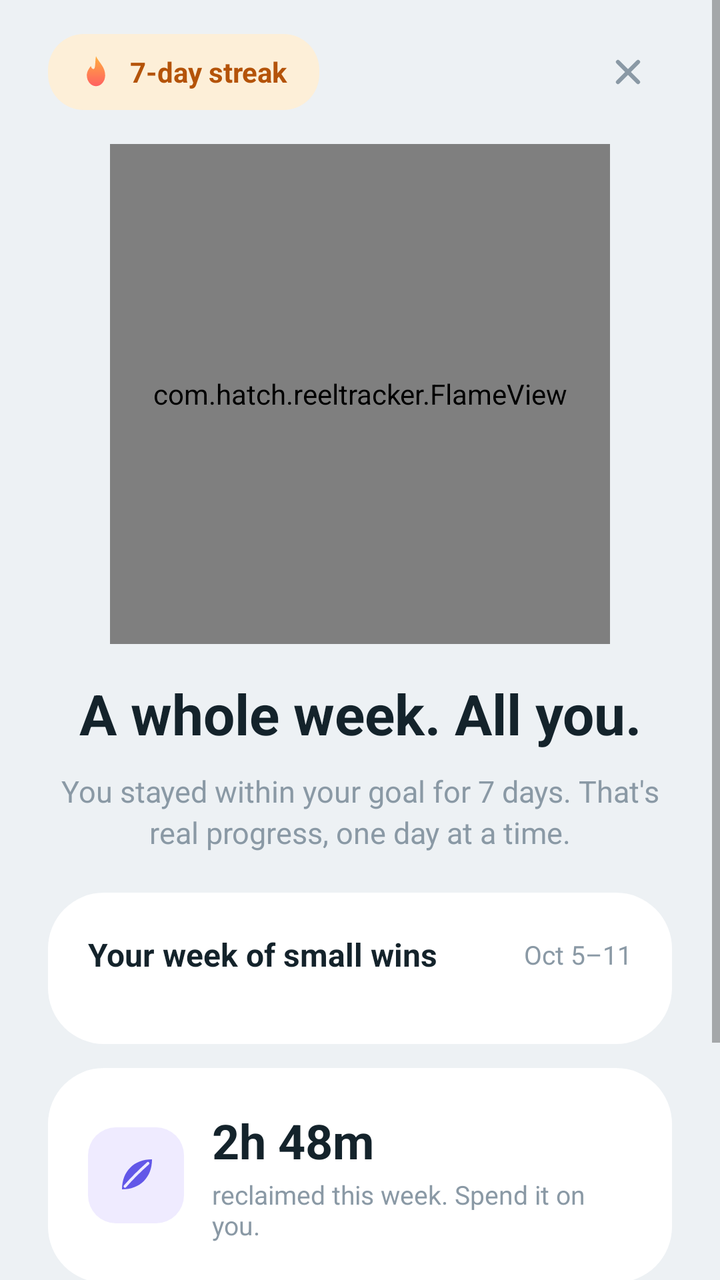
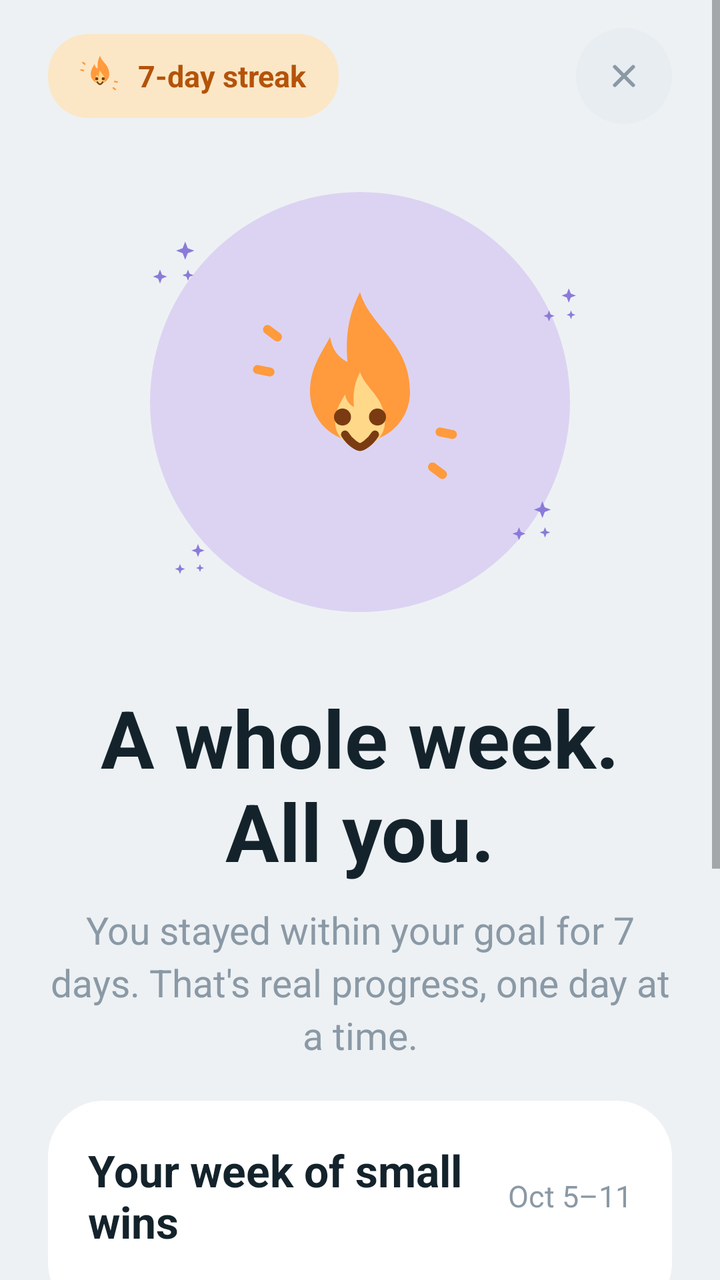

Before-and-after screenshots of an Android layout around one commit, followed by the original layout XML and the change that was made.
<!-- AndroidManifest.xml: application theme android:Theme.Material.Light.NoActionBar -->
<!-- res/layout/activity_streak.xml -->
<?xml version="1.0" encoding="utf-8"?>
<ScrollView xmlns:android="http://schemas.android.com/apk/res/android"
    android:layout_width="match_parent"
    android:layout_height="match_parent"
    android:background="@color/td_bg"
    android:fillViewport="true">

    <LinearLayout
        android:layout_width="match_parent"
        android:layout_height="wrap_content"
        android:orientation="vertical"
        android:paddingStart="24dp"
        android:paddingEnd="24dp"
        android:paddingTop="14dp"
        android:paddingBottom="28dp">

        
        <LinearLayout
            android:layout_width="match_parent"
            android:layout_height="wrap_content"
            android:orientation="horizontal"
            android:gravity="center_vertical">

            <LinearLayout
                android:layout_width="wrap_content"
                android:layout_height="wrap_content"
                android:orientation="horizontal"
                android:gravity="center_vertical"
                android:background="@drawable/pill_streak"
                android:paddingStart="14dp"
                android:paddingEnd="16dp"
                android:paddingTop="9dp"
                android:paddingBottom="9dp">

                <ImageView
                    android:layout_width="20dp"
                    android:layout_height="20dp"
                    android:src="@drawable/ic_flame"
                    android:contentDescription="flame" />

                <TextView
                    android:id="@+id/tv_streak_pill"
                    android:layout_width="wrap_content"
                    android:layout_height="wrap_content"
                    android:layout_marginStart="7dp"
                    android:text="7-day streak"
                    android:textSize="14sp"
                    android:textStyle="bold"
                    android:textColor="@color/streak_pill_text" />
            </LinearLayout>

            <Space
                android:layout_width="0dp"
                android:layout_height="wrap_content"
                android:layout_weight="1" />

            <ImageView
                android:id="@+id/btn_close"
                android:layout_width="44dp"
                android:layout_height="44dp"
                android:padding="11dp"
                android:src="@drawable/ic_close"
                android:contentDescription="close" />
        </LinearLayout>

        
        <com.hatch.reeltracker.FlameView
            android:layout_width="250dp"
            android:layout_height="250dp"
            android:layout_gravity="center_horizontal"
            android:layout_marginTop="14dp" />

        
        <TextView
            android:id="@+id/tv_headline"
            android:layout_width="match_parent"
            android:layout_height="wrap_content"
            android:layout_marginTop="16dp"
            android:gravity="center"
            android:text="A whole week. All you."
            android:textSize="28sp"
            android:textStyle="bold"
            android:textColor="@color/td_text" />

        <TextView
            android:id="@+id/tv_sub"
            android:layout_width="match_parent"
            android:layout_height="wrap_content"
            android:layout_marginTop="10dp"
            android:gravity="center"
            android:text="You stayed within your goal for 7 days. That's real progress, one day at a time."
            android:textSize="15sp"
            android:lineSpacingExtra="3dp"
            android:textColor="@color/td_sub" />

        
        <LinearLayout
            android:layout_width="match_parent"
            android:layout_height="wrap_content"
            android:layout_marginTop="20dp"
            android:orientation="vertical"
            android:background="@drawable/card_td"
            android:padding="20dp">

            <LinearLayout
                android:layout_width="match_parent"
                android:layout_height="wrap_content"
                android:orientation="horizontal"
                android:gravity="center_vertical">

                <TextView
                    android:layout_width="0dp"
                    android:layout_height="wrap_content"
                    android:layout_weight="1"
                    android:text="Your week of small wins"
                    android:textSize="16sp"
                    android:textStyle="bold"
                    android:textColor="@color/td_text" />

                <TextView
                    android:id="@+id/tv_week_range"
                    android:layout_width="wrap_content"
                    android:layout_height="wrap_content"
                    android:text="Oct 5–11"
                    android:textSize="13sp"
                    android:textColor="@color/td_sub" />
            </LinearLayout>

            <LinearLayout
                android:id="@+id/week_row"
                android:layout_width="match_parent"
                android:layout_height="wrap_content"
                android:layout_marginTop="14dp"
                android:orientation="horizontal"
                android:gravity="center" />
        </LinearLayout>

        
        <LinearLayout
            android:layout_width="match_parent"
            android:layout_height="wrap_content"
            android:layout_marginTop="12dp"
            android:orientation="horizontal"
            android:gravity="center_vertical"
            android:background="@drawable/card_td"
            android:padding="20dp">

            <ImageView
                android:layout_width="48dp"
                android:layout_height="48dp"
                android:background="@drawable/chip_tint"
                android:padding="12dp"
                android:src="@drawable/ic_leaf"
                android:contentDescription="leaf" />

            <LinearLayout
                android:layout_width="wrap_content"
                android:layout_height="wrap_content"
                android:layout_marginStart="14dp"
                android:orientation="vertical">

                <TextView
                    android:id="@+id/tv_reclaimed_big"
                    android:layout_width="wrap_content"
                    android:layout_height="wrap_content"
                    android:text="2h 48m"
                    android:textSize="24sp"
                    android:textStyle="bold"
                    android:textColor="@color/td_text" />

                <TextView
                    android:layout_width="wrap_content"
                    android:layout_height="wrap_content"
                    android:layout_marginTop="2dp"
                    android:text="reclaimed this week. Spend it on you."
                    android:textSize="13sp"
                    android:textColor="@color/td_sub" />
            </LinearLayout>
        </LinearLayout>

        
        <Button
            android:id="@+id/btn_keep"
            android:layout_width="match_parent"
            android:layout_height="60dp"
            android:layout_marginTop="26dp"
            android:background="@drawable/btn_primary"
            android:drawableStart="@drawable/ic_arrow_right"
            android:drawablePadding="8dp"
            android:text="Keep the good going"
            android:textAllCaps="false"
            android:textSize="17sp"
            android:textStyle="bold"
            android:textColor="#FFFFFF" />

        <TextView
            android:layout_width="match_parent"
            android:layout_height="wrap_content"
            android:layout_marginTop="14dp"
            android:gravity="center"
            android:text="A missed day never erases your progress."
            android:textSize="12sp"
            android:textColor="@color/td_sub" />

    </LinearLayout>
</ScrollView>
<!-- resources referenced by this layout -->
<resources>
  <!-- drawable chip_tint (drawable) -->
  <?xml version="1.0" encoding="utf-8"?>
  <shape xmlns:android="http://schemas.android.com/apk/res/android"
      android:shape="rectangle">
      <solid android:color="@color/ob_chip" />
      <corners android:radius="14dp" />
  </shape>
  <!-- drawable ic_flame (drawable) -->
  <?xml version="1.0" encoding="utf-8"?>
  <vector xmlns:android="http://schemas.android.com/apk/res/android"
      xmlns:aapt="http://schemas.android.com/aapt"
      android:width="20dp" android:height="20dp"
      android:viewportWidth="24" android:viewportHeight="24">
      <path android:pathData="M12,2.5 C13.6,6.2 17.5,8.8 17.5,14 C17.5,17.6 15,20.5 12,20.5 C9,20.5 6.5,17.6 6.5,14 C6.5,11.6 7.8,10 8.9,8.4 C9.4,10.4 10.9,10.9 11.3,9.2 C11.7,7.2 11.5,4.8 12,2.5 Z">
          <aapt:attr name="android:fillColor">
              <gradient
                  android:startX="12" android:startY="2"
                  android:endX="12" android:endY="21"
                  android:type="linear">
                  <item android:offset="0" android:color="#FFB03D" />
                  <item android:offset="1" android:color="#FF5E62" />
              </gradient>
          </aapt:attr>
      </path>
  </vector>
  <!-- drawable ic_leaf (drawable) -->
  <?xml version="1.0" encoding="utf-8"?>
  <vector xmlns:android="http://schemas.android.com/apk/res/android"
      android:width="24dp" android:height="24dp"
      android:viewportWidth="24" android:viewportHeight="24">
      <path
          android:fillColor="@color/ob_icon"
          android:pathData="M20,4 C11,4 5,10 5,19 C14,19 20,13 20,4 Z" />
      <path
          android:strokeColor="@color/ob_chip"
          android:strokeWidth="1.4"
          android:strokeLineCap="round"
          android:pathData="M6.5,17.5 C10,13.5 13.5,10 18,6" />
  </vector>
  <!-- drawable pill_streak (drawable) -->
  <?xml version="1.0" encoding="utf-8"?>
  <shape xmlns:android="http://schemas.android.com/apk/res/android"
      android:shape="rectangle">
      <solid android:color="@color/streak_pill_bg" />
      <corners android:radius="18dp" />
  </shape>
  <color name="ob_chip">#EFEBFF</color>
  <color name="ob_icon">#6257E8</color>
  <color name="streak_pill_bg">#FDEFD8</color>
  <!-- unchanged entries left out for length: 10 -->
</resources>

<!-- the commit's change to res/layout/activity_streak.xml (unified diff, before → after) -->
@@ -26,16 +26,16 @@
                 android:layout_height="wrap_content"
                 android:orientation="horizontal"
                 android:gravity="center_vertical"
-                android:background="@drawable/pill_streak"
+                android:background="@drawable/pill_peach"
                 android:paddingStart="14dp"
                 android:paddingEnd="16dp"
                 android:paddingTop="9dp"
                 android:paddingBottom="9dp">
 
                 <ImageView
-                    android:layout_width="20dp"
-                    android:layout_height="20dp"
-                    android:src="@drawable/ic_flame"
+                    android:layout_width="24dp"
+                    android:layout_height="24dp"
+                    android:src="@drawable/doodle_flame"
                     android:contentDescription="flame" />
 
                 <TextView
@@ -44,7 +44,7 @@
                     android:layout_height="wrap_content"
                     android:layout_marginStart="7dp"
                     android:text="7-day streak"
-                    android:textSize="14sp"
+                    android:textSize="15sp"
                     android:textStyle="bold"
                     android:textColor="@color/streak_pill_text" />
             </LinearLayout>
@@ -54,21 +54,75 @@
                 android:layout_height="wrap_content"
                 android:layout_weight="1" />
 
-            <ImageView
+            <FrameLayout
                 android:id="@+id/btn_close"
-                android:layout_width="44dp"
-                android:layout_height="44dp"
-                android:padding="11dp"
-                android:src="@drawable/ic_close"
-                android:contentDescription="close" />
+                android:layout_width="48dp"
+                android:layout_height="48dp"
+                android:background="@drawable/circle_td"
+                android:clickable="true"
+                android:focusable="true">
+
+                <ImageView
+                    android:layout_width="20dp"
+                    android:layout_height="20dp"
+                    android:layout_gravity="center"
+                    android:src="@drawable/ic_close"
+                    android:contentDescription="close" />
+            </FrameLayout>
         </LinearLayout>
 
         
-        <com.hatch.reeltracker.FlameView
+        <FrameLayout
             android:layout_width="250dp"
             android:layout_height="250dp"
             android:layout_gravity="center_horizontal"
-            android:layout_marginTop="14dp" />
+            android:layout_marginTop="14dp">
+
+            <ImageView
+                android:layout_width="210dp"
+                android:layout_height="210dp"
+                android:layout_gravity="center"
+                android:src="@drawable/circle_lavender" />
+
+            <ImageView
+                android:layout_width="130dp"
+                android:layout_height="130dp"
+                android:layout_gravity="center"
+                android:src="@drawable/doodle_flame"
+                android:contentDescription="streak flame" />
+
+            <ImageView
+                android:layout_width="28dp"
+                android:layout_height="28dp"
+                android:layout_gravity="top|left"
+                android:layout_marginStart="18dp"
+                android:layout_marginTop="42dp"
+                android:src="@drawable/ic_sparkles_purple" />
+
+            <ImageView
+                android:layout_width="22dp"
+                android:layout_height="22dp"
+                android:layout_gravity="top|right"
+                android:layout_marginEnd="14dp"
+                android:layout_marginTop="66dp"
+                android:src="@drawable/ic_sparkles_purple" />
+
+            <ImageView
+                android:layout_width="20dp"
+                android:layout_height="20dp"
+                android:layout_gravity="bottom|left"
+                android:layout_marginStart="30dp"
+                android:layout_marginBottom="36dp"
+                android:src="@drawable/ic_sparkles_purple" />
+
+            <ImageView
+                android:layout_width="26dp"
+                android:layout_height="26dp"
+                android:layout_gravity="bottom|right"
+                android:layout_marginEnd="26dp"
+                android:layout_marginBottom="52dp"
+                android:src="@drawable/ic_sparkles_purple" />
+        </FrameLayout>
 
         
         <TextView
@@ -78,7 +132,7 @@
             android:layout_marginTop="16dp"
             android:gravity="center"
             android:text="A whole week. All you."
-            android:textSize="28sp"
+            android:textSize="40sp"
             android:textStyle="bold"
             android:textColor="@color/td_text" />
 
@@ -89,8 +143,8 @@
             android:layout_marginTop="10dp"
             android:gravity="center"
             android:text="You stayed within your goal for 7 days. That's real progress, one day at a time."
-            android:textSize="15sp"
-            android:lineSpacingExtra="3dp"
+            android:textSize="19sp"
+            android:lineSpacingExtra="4dp"
             android:textColor="@color/td_sub" />
 
         
@@ -113,7 +167,7 @@
                     android:layout_height="wrap_content"
                     android:layout_weight="1"
                     android:text="Your week of small wins"
-                    android:textSize="16sp"
+                    android:textSize="22sp"
                     android:textStyle="bold"
                     android:textColor="@color/td_text" />
 
@@ -122,7 +176,7 @@
                     android:layout_width="wrap_content"
                     android:layout_height="wrap_content"
                     android:text="Oct 5–11"
-                    android:textSize="13sp"
+                    android:textSize="15sp"
                     android:textColor="@color/td_sub" />
             </LinearLayout>
 
@@ -140,58 +194,70 @@
             android:layout_width="match_parent"
             android:layout_height="wrap_content"
             android:layout_marginTop="12dp"
-            android:orientation="horizontal"
-            android:gravity="center_vertical"
+            android:orientation="vertical"
             android:background="@drawable/card_td"
             android:padding="20dp">
 
-            <ImageView
-                android:layout_width="48dp"
-                android:layout_height="48dp"
-                android:background="@drawable/chip_tint"
-                android:padding="12dp"
-                android:src="@drawable/ic_leaf"
-                android:contentDescription="leaf" />
-
-            <LinearLayout
-                android:layout_width="wrap_content"
-                android:layout_height="wrap_content"
-                android:layout_marginStart="14dp"
-                android:orientation="vertical">
-
-                <TextView
-                    android:id="@+id/tv_reclaimed_big"
-                    android:layout_width="wrap_content"
-                    android:layout_height="wrap_content"
-                    android:text="2h 48m"
-                    android:textSize="24sp"
-                    android:textStyle="bold"
-                    android:textColor="@color/td_text" />
-
-                <TextView
-                    android:layout_width="wrap_content"
-                    android:layout_height="wrap_content"
-                    android:layout_marginTop="2dp"
-                    android:text="reclaimed this week. Spend it on you."
-                    android:textSize="13sp"
-                    android:textColor="@color/td_sub" />
+            <LinearLayout
+                android:layout_width="match_parent"
+                android:layout_height="wrap_content"
+                android:orientation="horizontal"
+                android:gravity="center_vertical">
+
+                <FrameLayout
+                    android:layout_width="72dp"
+                    android:layout_height="72dp"
+                    android:background="@drawable/circle_lavender">
+
+                    <ImageView
+                        android:layout_width="56dp"
+                        android:layout_height="56dp"
+                        android:layout_gravity="center"
+                        android:src="@drawable/doodle_leaves"
+                        android:contentDescription="leaves" />
+                </FrameLayout>
+
+                <LinearLayout
+                    android:layout_width="0dp"
+                    android:layout_height="wrap_content"
+                    android:layout_weight="1"
+                    android:layout_marginStart="16dp"
+                    android:orientation="vertical">
+
+                    <TextView
+                        android:id="@+id/tv_reclaimed_big"
+                        android:layout_width="wrap_content"
+                        android:layout_height="wrap_content"
+                        android:text="2h 48m"
+                        android:textSize="36sp"
+                        android:textStyle="bold"
+                        android:textColor="@color/td_text" />
+
+                    <TextView
+                        android:layout_width="wrap_content"
+                        android:layout_height="wrap_content"
+                        android:layout_marginTop="2dp"
+                        android:text="reclaimed this week.\nSpend it on you."
+                        android:textSize="16sp"
+                        android:lineSpacingExtra="2dp"
+                        android:textColor="@color/td_sub" />
+                </LinearLayout>
             </LinearLayout>
+
+            <Button
+                android:id="@+id/btn_keep"
+                android:layout_width="match_parent"
+                android:layout_height="60dp"
+                android:layout_marginTop="18dp"
+                android:background="@drawable/btn_primary"
+                android:drawableStart="@drawable/ic_arrow_right"
+                android:drawablePadding="8dp"
+                android:text="Keep the good going"
+                android:textAllCaps="false"
+                android:textSize="18sp"
+                android:textStyle="bold"
+                android:textColor="#FFFFFF" />
         </LinearLayout>
-
-        
-        <Button
-            android:id="@+id/btn_keep"
-            android:layout_width="match_parent"
-            android:layout_height="60dp"
-            android:layout_marginTop="26dp"
-            android:background="@drawable/btn_primary"
-            android:drawableStart="@drawable/ic_arrow_right"
-            android:drawablePadding="8dp"
-            android:text="Keep the good going"
-            android:textAllCaps="false"
-            android:textSize="17sp"
-            android:textStyle="bold"
-            android:textColor="#FFFFFF" />
 
         <TextView
             android:layout_width="match_parent"
@@ -199,7 +265,7 @@
             android:layout_marginTop="14dp"
             android:gravity="center"
             android:text="A missed day never erases your progress."
-            android:textSize="12sp"
+            android:textSize="14sp"
             android:textColor="@color/td_sub" />
 
     </LinearLayout>
<!-- resource entries referenced after the edit -->
@@ -1,54 +1,92 @@
 <!-- resources referenced by this layout -->
 <resources>
-  <!-- drawable chip_tint (drawable) -->
+  <!-- drawable circle_lavender (drawable) -->
+  <?xml version="1.0" encoding="utf-8"?>
+  <shape xmlns:android="http://schemas.android.com/apk/res/android"
+      android:shape="oval">
+      <solid android:color="@color/td_lavender_bg" />
+  </shape>
+  <!-- drawable circle_td (drawable) -->
+  <?xml version="1.0" encoding="utf-8"?>
+  <shape xmlns:android="http://schemas.android.com/apk/res/android"
+      android:shape="oval">
+      <solid android:color="@color/td_chip" />
+  </shape>
+  <!-- drawable doodle_flame (drawable) -->
+  <?xml version="1.0" encoding="utf-8"?>
+  <vector xmlns:android="http://schemas.android.com/apk/res/android"
+      android:width="52dp" android:height="52dp"
+      android:viewportWidth="52" android:viewportHeight="52">
+      <path
+          android:fillColor="#FF9A3D"
+          android:pathData="M26,4c2,7 10,10 10,20a10,10 0 0 1,-20 0c0,-5 2.5,-8 4,-11 0.5,2.5 1.5,4 3.5,5 -0.5,-6 0.5,-10 2.5,-14z" />
+      <path
+          android:fillColor="#FFD88A"
+          android:pathData="M26,20c1.2,3.5 5,5 5,10a5,5 0 0 1,-10 0c0,-2.5 1.2,-4 2,-5.5 0.3,1.2 0.8,2 1.8,2.5 -0.3,-3 0.2,-5 1.2,-7z" />
+      <path
+          android:fillColor="#7A3B12"
+          android:pathData="M22.5,29m-1.7,0a1.7,1.7 0 1,0 3.4,0a1.7,1.7 0 1,0 -3.4,0M29.5,29m-1.7,0a1.7,1.7 0 1,0 3.4,0a1.7,1.7 0 1,0 -3.4,0" />
+      <path
+          android:strokeColor="#7A3B12"
+          android:strokeWidth="1.6"
+          android:strokeLineCap="round"
+          android:fillColor="#00000000"
+          android:pathData="M23,32.5c1,1.6 2.5,2.5 3,2.5s2,-0.9 3,-2.5" />
+      <path
+          android:strokeColor="#FF9A3D"
+          android:strokeWidth="1.8"
+          android:strokeLineCap="round"
+          android:fillColor="#00000000"
+          android:pathData="M8,20l-2.5,-0.5M9.5,13l-2,-1.5M42,32l2.5,0.5M40.5,39l2,1.5" />
+  </vector>
+  <!-- drawable doodle_leaves (drawable) -->
+  <?xml version="1.0" encoding="utf-8"?>
+  <vector xmlns:android="http://schemas.android.com/apk/res/android"
+      android:width="56dp" android:height="56dp"
+      android:viewportWidth="56" android:viewportHeight="56">
+      <path
+          android:strokeColor="#0E3A45"
+          android:strokeWidth="2.4"
+          android:strokeLineCap="round"
+          android:strokeLineJoin="round"
+          android:fillColor="#00000000"
+          android:pathData="M28,48C24,38 24,28 32,18c7,7 8,17 4,27 -2.5,2 -5.5,3 -8,3z" />
+      <path
+          android:strokeColor="#0E3A45"
+          android:strokeWidth="2"
+          android:strokeLineCap="round"
+          android:fillColor="#00000000"
+          android:pathData="M29,47C27,38 28,28 33,20" />
+      <path
+          android:strokeColor="#0E3A45"
+          android:strokeWidth="2.4"
+          android:strokeLineCap="round"
+          android:strokeLineJoin="round"
+          android:fillColor="#00000000"
+          android:pathData="M22,50c-5,-1 -9,-4 -10,-9 4,-2 9,-1 12,3 1,2.5 0,5 -2,6z" />
+      <path
+          android:fillColor="#0E3A45"
+          android:pathData="M44,14l1,2.4 2.4,1 -2.4,1 -1,2.4 -1,-2.4 -2.4,-1 2.4,-1zM14,16l0.8,1.9 1.9,0.8 -1.9,0.8 -0.8,1.9 -0.8,-1.9 -1.9,-0.8 1.9,-0.8zM44,40l0.7,1.7 1.7,0.7 -1.7,0.7 -0.7,1.7 -0.7,-1.7 -1.7,-0.7 1.7,-0.7z" />
+  </vector>
+  <!-- drawable ic_sparkles_purple (drawable) -->
+  <?xml version="1.0" encoding="utf-8"?>
+  <vector xmlns:android="http://schemas.android.com/apk/res/android"
+      android:width="40dp" android:height="40dp"
+      android:viewportWidth="40" android:viewportHeight="40">
+      <path
+          android:fillColor="#8B7BD8"
+          android:pathData="M28,4l1.8,4.7 4.7,1.8 -4.7,1.8 -1.8,4.7 -1.8,-4.7 -4.7,-1.8 4.7,-1.8zM10,24l1.4,3.6 3.6,1.4 -3.6,1.4 -1.4,3.6 -1.4,-3.6 -3.6,-1.4 3.6,-1.4zM30,24l1.1,2.9 2.9,1.1 -2.9,1.1 -1.1,2.9 -1.1,-2.9 -2.9,-1.1 2.9,-1.1z" />
+  </vector>
+  <!-- drawable pill_peach (drawable) -->
   <?xml version="1.0" encoding="utf-8"?>
   <shape xmlns:android="http://schemas.android.com/apk/res/android"
       android:shape="rectangle">
-      <solid android:color="@color/ob_chip" />
-      <corners android:radius="14dp" />
+      <solid android:color="@color/td_peach1" />
+      <corners android:radius="20dp" />
   </shape>
-  <!-- drawable ic_flame (drawable) -->
-  <?xml version="1.0" encoding="utf-8"?>
-  <vector xmlns:android="http://schemas.android.com/apk/res/android"
-      xmlns:aapt="http://schemas.android.com/aapt"
-      android:width="20dp" android:height="20dp"
-      android:viewportWidth="24" android:viewportHeight="24">
-      <path android:pathData="M12,2.5 C13.6,6.2 17.5,8.8 17.5,14 C17.5,17.6 15,20.5 12,20.5 C9,20.5 6.5,17.6 6.5,14 C6.5,11.6 7.8,10 8.9,8.4 C9.4,10.4 10.9,10.9 11.3,9.2 C11.7,7.2 11.5,4.8 12,2.5 Z">
-          <aapt:attr name="android:fillColor">
-              <gradient
-                  android:startX="12" android:startY="2"
-                  android:endX="12" android:endY="21"
-                  android:type="linear">
-                  <item android:offset="0" android:color="#FFB03D" />
-                  <item android:offset="1" android:color="#FF5E62" />
-              </gradient>
-          </aapt:attr>
-      </path>
-  </vector>
-  <!-- drawable ic_leaf (drawable) -->
-  <?xml version="1.0" encoding="utf-8"?>
-  <vector xmlns:android="http://schemas.android.com/apk/res/android"
-      android:width="24dp" android:height="24dp"
-      android:viewportWidth="24" android:viewportHeight="24">
-      <path
-          android:fillColor="@color/ob_icon"
-          android:pathData="M20,4 C11,4 5,10 5,19 C14,19 20,13 20,4 Z" />
-      <path
-          android:strokeColor="@color/ob_chip"
-          android:strokeWidth="1.4"
-          android:strokeLineCap="round"
-          android:pathData="M6.5,17.5 C10,13.5 13.5,10 18,6" />
-  </vector>
-  <!-- drawable pill_streak (drawable) -->
-  <?xml version="1.0" encoding="utf-8"?>
-  <shape xmlns:android="http://schemas.android.com/apk/res/android"
-      android:shape="rectangle">
-      <solid android:color="@color/streak_pill_bg" />
-      <corners android:radius="18dp" />
-  </shape>
-  <color name="ob_chip">#EFEBFF</color>
-  <color name="ob_icon">#6257E8</color>
-  <color name="streak_pill_bg">#FDEFD8</color>
+  <color name="td_lavender_bg">#DCD3F2</color>
+  <color name="td_chip">#E8EDF2</color>
+  <color name="td_peach1">#FBE7C6</color>
   <!-- unchanged entries left out for length: 10 -->
 </resources>
 
